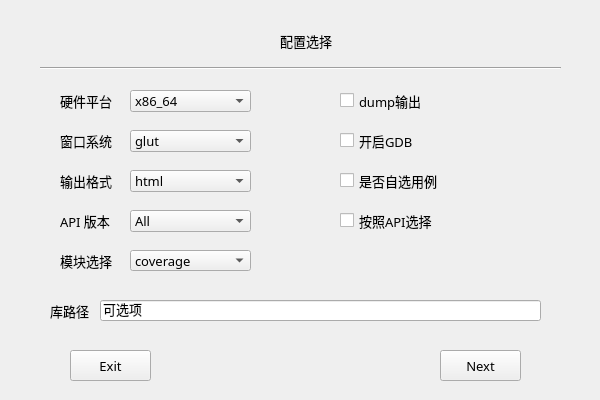
Qt form basebench/cfg_page.ui (feishengfei/benchUI) before a commit.
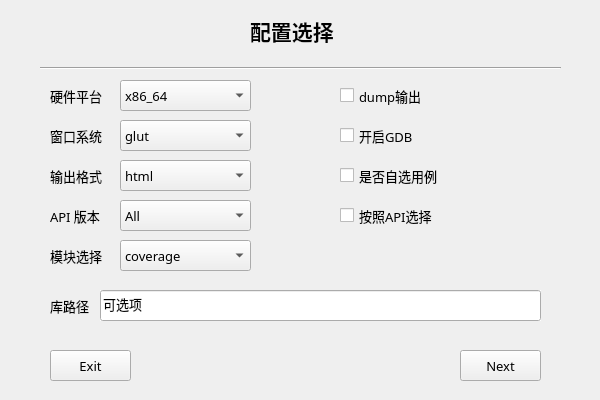
The same form after that commit.

Diff of the .ui file:
```diff
--- a/basebench/cfg_page.ui
+++ b/basebench/cfg_page.ui
@@ -16,18 +16,27 @@
   <widget class="QLabel" name="label_configOutform_4">
    <property name="geometry">
     <rect>
-     <x>60</x>
-     <y>250</y>
+     <x>50</x>
+     <y>240</y>
      <width>61</width>
-     <height>21</height>
+     <height>31</height>
     </rect>
    </property>
+   <property name="sizePolicy">
+    <sizepolicy hsizetype="Ignored" vsizetype="Ignored">
+     <horstretch>0</horstretch>
+     <verstretch>0</verstretch>
+    </sizepolicy>
+   </property>
    <property name="font">
     <font>
      <family>微软雅黑</family>
      <pointsize>10</pointsize>
     </font>
    </property>
+   <property name="autoFillBackground">
+    <bool>true</bool>
+   </property>
    <property name="text">
     <string>模块选择</string>
    </property>
@@ -35,18 +44,27 @@
   <widget class="QPushButton" name="cfgNextBtn">
    <property name="geometry">
     <rect>
-     <x>440</x>
+     <x>460</x>
      <y>350</y>
      <width>81</width>
      <height>31</height>
     </rect>
    </property>
+   <property name="sizePolicy">
+    <sizepolicy hsizetype="Ignored" vsizetype="Ignored">
+     <horstretch>0</horstretch>
+     <verstretch>0</verstretch>
+    </sizepolicy>
+   </property>
    <property name="font">
     <font>
      <family>微软雅黑</family>
      <pointsize>10</pointsize>
     </font>
    </property>
+   <property name="autoFillBackground">
+    <bool>true</bool>
+   </property>
    <property name="text">
     <string>Next</string>
    </property>
@@ -54,18 +72,27 @@
   <widget class="QComboBox" name="configOutformBox_5">
    <property name="geometry">
     <rect>
-     <x>130</x>
-     <y>130</y>
-     <width>121</width>
-     <height>22</height>
+     <x>120</x>
+     <y>120</y>
+     <width>131</width>
+     <height>31</height>
     </rect>
    </property>
+   <property name="sizePolicy">
+    <sizepolicy hsizetype="Ignored" vsizetype="Ignored">
+     <horstretch>0</horstretch>
+     <verstretch>0</verstretch>
+    </sizepolicy>
+   </property>
    <property name="font">
     <font>
      <family>微软雅黑</family>
      <pointsize>10</pointsize>
     </font>
    </property>
+   <property name="autoFillBackground">
+    <bool>true</bool>
+   </property>
    <item>
     <property name="text">
      <string>glut</string>
@@ -95,18 +122,27 @@
   <widget class="QLabel" name="label_configOutform_2">
    <property name="geometry">
     <rect>
-     <x>60</x>
-     <y>210</y>
+     <x>50</x>
+     <y>200</y>
      <width>61</width>
-     <height>21</height>
+     <height>31</height>
     </rect>
    </property>
+   <property name="sizePolicy">
+    <sizepolicy hsizetype="Ignored" vsizetype="Ignored">
+     <horstretch>0</horstretch>
+     <verstretch>0</verstretch>
+    </sizepolicy>
+   </property>
    <property name="font">
     <font>
      <family>微软雅黑</family>
      <pointsize>10</pointsize>
     </font>
    </property>
+   <property name="autoFillBackground">
+    <bool>true</bool>
+   </property>
    <property name="text">
     <string>API 版本</string>
    </property>
@@ -133,18 +169,27 @@
   <widget class="QLabel" name="label_configArch">
    <property name="geometry">
     <rect>
-     <x>60</x>
-     <y>90</y>
+     <x>50</x>
+     <y>80</y>
      <width>61</width>
-     <height>21</height>
+     <height>31</height>
     </rect>
    </property>
+   <property name="sizePolicy">
+    <sizepolicy hsizetype="Ignored" vsizetype="Ignored">
+     <horstretch>0</horstretch>
+     <verstretch>0</verstretch>
+    </sizepolicy>
+   </property>
    <property name="font">
     <font>
      <family>微软雅黑</family>
      <pointsize>10</pointsize>
     </font>
    </property>
+   <property name="autoFillBackground">
+    <bool>true</bool>
+   </property>
    <property name="text">
     <string>硬件平台</string>
    </property>
@@ -152,18 +197,29 @@
   <widget class="QLabel" name="label">
    <property name="geometry">
     <rect>
-     <x>280</x>
-     <y>30</y>
-     <width>61</width>
-     <height>21</height>
+     <x>250</x>
+     <y>10</y>
+     <width>181</width>
+     <height>41</height>
     </rect>
    </property>
+   <property name="sizePolicy">
+    <sizepolicy hsizetype="Ignored" vsizetype="Ignored">
+     <horstretch>0</horstretch>
+     <verstretch>0</verstretch>
+    </sizepolicy>
+   </property>
    <property name="font">
     <font>
      <family>微软雅黑</family>
-     <pointsize>10</pointsize>
+     <pointsize>16</pointsize>
+     <weight>75</weight>
+     <bold>true</bold>
     </font>
    </property>
+   <property name="autoFillBackground">
+    <bool>true</bool>
+   </property>
    <property name="text">
     <string>配置选择</string>
    </property>
@@ -171,18 +227,27 @@
   <widget class="QComboBox" name="configOutformBox_4">
    <property name="geometry">
     <rect>
-     <x>130</x>
-     <y>250</y>
-     <width>121</width>
-     <height>21</height>
+     <x>120</x>
+     <y>240</y>
+     <width>131</width>
+     <height>31</height>
     </rect>
    </property>
+   <property name="sizePolicy">
+    <sizepolicy hsizetype="Ignored" vsizetype="Ignored">
+     <horstretch>0</horstretch>
+     <verstretch>0</verstretch>
+    </sizepolicy>
+   </property>
    <property name="font">
     <font>
      <family>微软雅黑</family>
      <pointsize>10</pointsize>
     </font>
    </property>
+   <property name="autoFillBackground">
+    <bool>true</bool>
+   </property>
    <item>
     <property name="text">
      <string>coverage</string>
@@ -212,18 +277,27 @@
   <widget class="QLabel" name="label_configOutform">
    <property name="geometry">
     <rect>
-     <x>60</x>
-     <y>170</y>
+     <x>50</x>
+     <y>160</y>
      <width>61</width>
-     <height>21</height>
+     <height>31</height>
     </rect>
    </property>
+   <property name="sizePolicy">
+    <sizepolicy hsizetype="Ignored" vsizetype="Ignored">
+     <horstretch>0</horstretch>
+     <verstretch>0</verstretch>
+    </sizepolicy>
+   </property>
    <property name="font">
     <font>
      <family>微软雅黑</family>
      <pointsize>10</pointsize>
     </font>
    </property>
+   <property name="autoFillBackground">
+    <bool>true</bool>
+   </property>
    <property name="text">
     <string>输出格式</string>
    </property>
@@ -232,17 +306,26 @@
    <property name="geometry">
     <rect>
      <x>340</x>
-     <y>170</y>
-     <width>121</width>
-     <height>21</height>
+     <y>160</y>
+     <width>151</width>
+     <height>31</height>
     </rect>
    </property>
+   <property name="sizePolicy">
+    <sizepolicy hsizetype="Ignored" vsizetype="Ignored">
+     <horstretch>0</horstretch>
+     <verstretch>0</verstretch>
+    </sizepolicy>
+   </property>
    <property name="font">
     <font>
      <family>微软雅黑</family>
      <pointsize>10</pointsize>
     </font>
    </property>
+   <property name="autoFillBackground">
+    <bool>true</bool>
+   </property>
    <property name="text">
     <string>是否自选用例</string>
    </property>
@@ -251,17 +334,26 @@
    <property name="geometry">
     <rect>
      <x>340</x>
-     <y>90</y>
-     <width>111</width>
-     <height>21</height>
+     <y>80</y>
+     <width>141</width>
+     <height>31</height>
     </rect>
    </property>
+   <property name="sizePolicy">
+    <sizepolicy hsizetype="Ignored" vsizetype="Ignored">
+     <horstretch>0</horstretch>
+     <verstretch>0</verstretch>
+    </sizepolicy>
+   </property>
    <property name="font">
     <font>
      <family>微软雅黑</family>
      <pointsize>10</pointsize>
     </font>
    </property>
+   <property name="autoFillBackground">
+    <bool>true</bool>
+   </property>
    <property name="text">
     <string>dump输出</string>
    </property>
@@ -269,18 +361,27 @@
   <widget class="QComboBox" name="configOutformBox_2">
    <property name="geometry">
     <rect>
-     <x>130</x>
-     <y>210</y>
-     <width>121</width>
-     <height>22</height>
+     <x>120</x>
+     <y>200</y>
+     <width>131</width>
+     <height>31</height>
     </rect>
    </property>
+   <property name="sizePolicy">
+    <sizepolicy hsizetype="Ignored" vsizetype="Ignored">
+     <horstretch>0</horstretch>
+     <verstretch>0</verstretch>
+    </sizepolicy>
+   </property>
    <property name="font">
     <font>
      <family>微软雅黑</family>
      <pointsize>10</pointsize>
     </font>
    </property>
+   <property name="autoFillBackground">
+    <bool>true</bool>
+   </property>
    <item>
     <property name="text">
      <string>All</string>
@@ -406,17 +507,26 @@
    <property name="geometry">
     <rect>
      <x>100</x>
-     <y>300</y>
+     <y>290</y>
      <width>441</width>
-     <height>21</height>
+     <height>31</height>
     </rect>
    </property>
+   <property name="sizePolicy">
+    <sizepolicy hsizetype="Ignored" vsizetype="Ignored">
+     <horstretch>0</horstretch>
+     <verstretch>0</verstretch>
+    </sizepolicy>
+   </property>
    <property name="font">
     <font>
      <family>微软雅黑</family>
      <pointsize>10</pointsize>
     </font>
    </property>
+   <property name="autoFillBackground">
+    <bool>true</bool>
+   </property>
    <property name="text">
     <string>可选项</string>
    </property>
@@ -424,18 +534,27 @@
   <widget class="QComboBox" name="configOutformBox">
    <property name="geometry">
     <rect>
-     <x>130</x>
-     <y>170</y>
-     <width>121</width>
-     <height>22</height>
+     <x>120</x>
+     <y>160</y>
+     <width>131</width>
+     <height>31</height>
     </rect>
    </property>
+   <property name="sizePolicy">
+    <sizepolicy hsizetype="Ignored" vsizetype="Ignored">
+     <horstretch>0</horstretch>
+     <verstretch>0</verstretch>
+    </sizepolicy>
+   </property>
    <property name="font">
     <font>
      <family>微软雅黑</family>
      <pointsize>10</pointsize>
     </font>
    </property>
+   <property name="autoFillBackground">
+    <bool>true</bool>
+   </property>
    <item>
     <property name="text">
      <string>html</string>
@@ -451,17 +570,26 @@
    <property name="geometry">
     <rect>
      <x>50</x>
-     <y>300</y>
+     <y>290</y>
      <width>41</width>
-     <height>21</height>
+     <height>31</height>
     </rect>
    </property>
+   <property name="sizePolicy">
+    <sizepolicy hsizetype="Ignored" vsizetype="Ignored">
+     <horstretch>0</horstretch>
+     <verstretch>0</verstretch>
+    </sizepolicy>
+   </property>
    <property name="font">
     <font>
      <family>微软雅黑</family>
      <pointsize>10</pointsize>
     </font>
    </property>
+   <property name="autoFillBackground">
+    <bool>true</bool>
+   </property>
    <property name="text">
     <string>库路径</string>
    </property>
@@ -469,18 +597,27 @@
   <widget class="QComboBox" name="configArchBox">
    <property name="geometry">
     <rect>
-     <x>130</x>
-     <y>90</y>
-     <width>121</width>
-     <height>22</height>
+     <x>120</x>
+     <y>80</y>
+     <width>131</width>
+     <height>31</height>
     </rect>
    </property>
+   <property name="sizePolicy">
+    <sizepolicy hsizetype="Ignored" vsizetype="Ignored">
+     <horstretch>0</horstretch>
+     <verstretch>0</verstretch>
+    </sizepolicy>
+   </property>
    <property name="font">
     <font>
      <family>微软雅黑</family>
      <pointsize>10</pointsize>
     </font>
    </property>
+   <property name="autoFillBackground">
+    <bool>true</bool>
+   </property>
    <item>
     <property name="text">
      <string>x86_64</string>
@@ -500,18 +637,27 @@
   <widget class="QLabel" name="label_configOutform_5">
    <property name="geometry">
     <rect>
-     <x>60</x>
-     <y>130</y>
+     <x>50</x>
+     <y>120</y>
      <width>61</width>
-     <height>21</height>
+     <height>31</height>
     </rect>
    </property>
+   <property name="sizePolicy">
+    <sizepolicy hsizetype="Ignored" vsizetype="Ignored">
+     <horstretch>0</horstretch>
+     <verstretch>0</verstretch>
+    </sizepolicy>
+   </property>
    <property name="font">
     <font>
      <family>微软雅黑</family>
      <pointsize>10</pointsize>
     </font>
    </property>
+   <property name="autoFillBackground">
+    <bool>true</bool>
+   </property>
    <property name="text">
     <string>窗口系统</string>
    </property>
@@ -519,18 +665,27 @@
   <widget class="QPushButton" name="cfgExitBtn">
    <property name="geometry">
     <rect>
-     <x>70</x>
+     <x>50</x>
      <y>350</y>
      <width>81</width>
      <height>31</height>
     </rect>
    </property>
+   <property name="sizePolicy">
+    <sizepolicy hsizetype="Ignored" vsizetype="Ignored">
+     <horstretch>0</horstretch>
+     <verstretch>0</verstretch>
+    </sizepolicy>
+   </property>
    <property name="font">
     <font>
      <family>微软雅黑</family>
      <pointsize>10</pointsize>
     </font>
    </property>
+   <property name="autoFillBackground">
+    <bool>true</bool>
+   </property>
    <property name="text">
     <string>Exit</string>
    </property>
@@ -539,17 +694,26 @@
    <property name="geometry">
     <rect>
      <x>340</x>
-     <y>130</y>
-     <width>91</width>
-     <height>21</height>
+     <y>120</y>
+     <width>151</width>
+     <height>31</height>
     </rect>
    </property>
+   <property name="sizePolicy">
+    <sizepolicy hsizetype="Ignored" vsizetype="Ignored">
+     <horstretch>0</horstretch>
+     <verstretch>0</verstretch>
+    </sizepolicy>
+   </property>
    <property name="font">
     <font>
      <family>微软雅黑</family>
      <pointsize>10</pointsize>
     </font>
    </property>
+   <property name="autoFillBackground">
+    <bool>true</bool>
+   </property>
    <property name="text">
     <string>开启GDB</string>
    </property>
@@ -558,17 +722,26 @@
    <property name="geometry">
     <rect>
      <x>340</x>
-     <y>210</y>
-     <width>121</width>
-     <height>21</height>
+     <y>200</y>
+     <width>151</width>
+     <height>31</height>
     </rect>
    </property>
+   <property name="sizePolicy">
+    <sizepolicy hsizetype="Ignored" vsizetype="Ignored">
+     <horstretch>0</horstretch>
+     <verstretch>0</verstretch>
+    </sizepolicy>
+   </property>
    <property name="font">
     <font>
      <family>微软雅黑</family>
      <pointsize>10</pointsize>
     </font>
    </property>
+   <property name="autoFillBackground">
+    <bool>true</bool>
+   </property>
    <property name="text">
     <string>按照API选择</string>
    </property>
```
Left out of the diff: 9 changed lines with no effect on the pictures.
